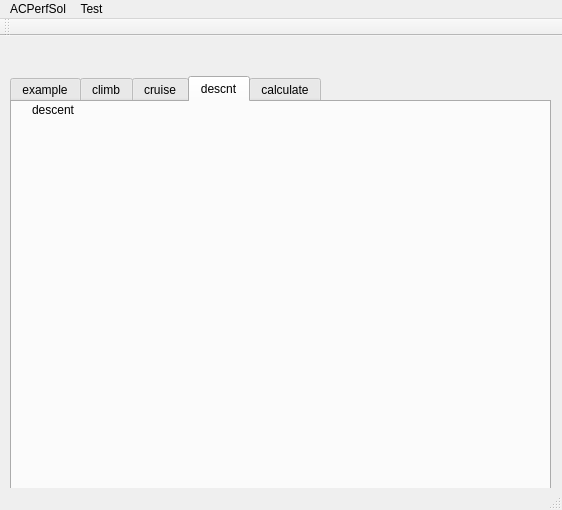
Old version of the form ACPerfSol/mainwindow.ui in the repository TobiasMue/DPerf.
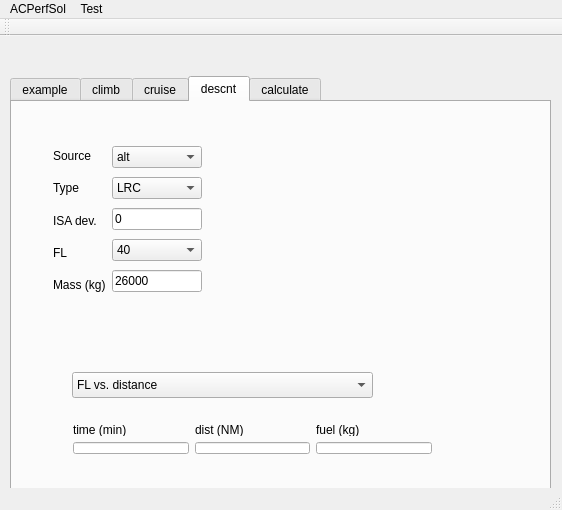
New version of the form. The open tabs and pages were chosen to show the change. Custom widgets are drawn as their Qt base class.

Commit message: first set of buttons for descent

Patch:
```diff
--- a/ACPerfSol/mainwindow.ui
+++ b/ACPerfSol/mainwindow.ui
@@ -774,25 +774,330 @@
      <widget class="QCustomPlot" name="descentdataPlot" native="true">
       <property name="geometry">
        <rect>
+        <x>240</x>
+        <y>10</y>
+        <width>261</width>
+        <height>231</height>
+       </rect>
+      </property>
+     </widget>
+     <widget class="QWidget" name="layoutWidget_4">
+      <property name="geometry">
+       <rect>
         <x>30</x>
         <y>30</y>
-        <width>421</width>
-        <height>321</height>
+        <width>171</width>
+        <height>177</height>
        </rect>
       </property>
+      <layout class="QHBoxLayout" name="horizontalLayout_7">
+       <item>
+        <layout class="QVBoxLayout" name="verticalLayout_7">
+         <item>
+          <widget class="QLabel" name="Source_3">
+           <property name="text">
+            <string>Source</string>
+           </property>
+          </widget>
+         </item>
+         <item>
+          <widget class="QLabel" name="Type_3">
+           <property name="text">
+            <string>Type</string>
+           </property>
+          </widget>
+         </item>
+         <item>
+          <widget class="QLabel" name="ISA_3">
+           <property name="text">
+            <string>ISA dev.</string>
+           </property>
+          </widget>
+         </item>
+         <item>
+          <widget class="QLabel" name="FL_3">
+           <property name="text">
+            <string>FL</string>
+           </property>
+          </widget>
+         </item>
+         <item>
+          <widget class="QLabel" name="Mass_3">
+           <property name="text">
+            <string>Mass (kg)</string>
+           </property>
+          </widget>
+         </item>
+        </layout>
+       </item>
+       <item>
+        <layout class="QVBoxLayout" name="verticalLayout_8">
+         <item>
+          <widget class="QComboBox" name="descent_comboBox_Source">
+           <property name="iconSize">
+            <size>
+             <width>16</width>
+             <height>16</height>
+            </size>
+           </property>
+           <item>
+            <property name="text">
+             <string>alt</string>
+            </property>
+           </item>
+           <item>
+            <property name="text">
+             <string>neu</string>
+            </property>
+           </item>
+          </widget>
+         </item>
+         <item>
+          <widget class="QComboBox" name="descent_comboBox_Type">
+           <property name="iconSize">
+            <size>
+             <width>16</width>
+             <height>16</height>
+            </size>
+           </property>
+           <item>
+            <property name="text">
+             <string>LRC</string>
+            </property>
+           </item>
+           <item>
+            <property name="text">
+             <string>ISC</string>
+            </property>
+           </item>
+           <item>
+            <property name="text">
+             <string>HSC</string>
+            </property>
+           </item>
+           <item>
+            <property name="text">
+             <string>MCR</string>
+            </property>
+           </item>
+          </widget>
+         </item>
+         <item>
+          <widget class="QLineEdit" name="descent_lineEdit_ISA">
+           <property name="text">
+            <string>0</string>
+           </property>
+          </widget>
+         </item>
+         <item>
+          <widget class="QComboBox" name="descent_comboBox_FL">
+           <item>
+            <property name="text">
+             <string>40</string>
+            </property>
+           </item>
+           <item>
+            <property name="text">
+             <string>50</string>
+            </property>
+           </item>
+           <item>
+            <property name="text">
+             <string>60</string>
+            </property>
+           </item>
+           <item>
+            <property name="text">
+             <string>70</string>
+            </property>
+           </item>
+           <item>
+            <property name="text">
+             <string>80</string>
+            </property>
+           </item>
+           <item>
+            <property name="text">
+             <string>90</string>
+            </property>
+           </item>
+           <item>
+            <property name="text">
+             <string>100</string>
+            </property>
+           </item>
+           <item>
+            <property name="text">
+             <string>110</string>
+            </property>
+           </item>
+           <item>
+            <property name="text">
+             <string>120</string>
+            </property>
+           </item>
+           <item>
+            <property name="text">
+             <string>130</string>
+            </property>
+           </item>
+           <item>
+            <property name="text">
+             <string>140</string>
+            </property>
+           </item>
+           <item>
+            <property name="text">
+             <string>150</string>
+            </property>
+           </item>
+           <item>
+            <property name="text">
+             <string>160</string>
+            </property>
+           </item>
+           <item>
+            <property name="text">
+             <string>170</string>
+            </property>
+           </item>
+           <item>
+            <property name="text">
+             <string>180</string>
+            </property>
+           </item>
+           <item>
+            <property name="text">
+             <string>190</string>
+            </property>
+           </item>
+           <item>
+            <property name="text">
+             <string>200</string>
+            </property>
+           </item>
+           <item>
+            <property name="text">
+             <string>210</string>
+            </property>
+           </item>
+           <item>
+            <property name="text">
+             <string>220</string>
+            </property>
+           </item>
+           <item>
+            <property name="text">
+             <string>230</string>
+            </property>
+           </item>
+           <item>
+            <property name="text">
+             <string>240</string>
+            </property>
+           </item>
+           <item>
+            <property name="text">
+             <string>250</string>
+            </property>
+           </item>
+           <item>
+            <property name="text">
+             <string>260</string>
+            </property>
+           </item>
+           <item>
+            <property name="text">
+             <string>270</string>
+            </property>
+           </item>
+          </widget>
+         </item>
+         <item>
+          <widget class="QLineEdit" name="descent_lineEdit_Mass">
+           <property name="text">
+            <string>26000</string>
+           </property>
+          </widget>
+         </item>
+        </layout>
+       </item>
+      </layout>
      </widget>
-     <widget class="QLabel" name="label_4">
+     <widget class="QWidget" name="layoutWidget_5">
       <property name="geometry">
        <rect>
-        <x>20</x>
-        <y>0</y>
-        <width>62</width>
-        <height>16</height>
+        <x>50</x>
+        <y>310</y>
+        <width>381</width>
+        <height>53</height>
        </rect>
       </property>
-      <property name="text">
-       <string>descent</string>
+      <layout class="QVBoxLayout" name="verticalLayout_13">
+       <item>
+        <layout class="QHBoxLayout" name="horizontalLayout_11">
+         <item>
+          <widget class="QLabel" name="Label_time_3">
+           <property name="text">
+            <string>time (min)</string>
+           </property>
+          </widget>
+         </item>
+         <item>
+          <widget class="QLabel" name="Label_dist_3">
+           <property name="text">
+            <string>dist (NM)</string>
+           </property>
+          </widget>
+         </item>
+         <item>
+          <widget class="QLabel" name="Label_fuel_3">
+           <property name="text">
+            <string>fuel (kg)</string>
+           </property>
+          </widget>
+         </item>
+        </layout>
+       </item>
+       <item>
+        <layout class="QHBoxLayout" name="horizontalLayout_10">
+         <item>
+          <widget class="QLineEdit" name="descent_lineEdit_Result_Time"/>
+         </item>
+         <item>
+          <widget class="QLineEdit" name="descent_lineEdit_Result_Dist"/>
+         </item>
+         <item>
+          <widget class="QLineEdit" name="descent_lineEditResult_Fuel"/>
+         </item>
+        </layout>
+       </item>
+      </layout>
+     </widget>
+     <widget class="QComboBox" name="descent_comboBox_PrintOptions">
+      <property name="geometry">
+       <rect>
+        <x>60</x>
+        <y>270</y>
+        <width>301</width>
+        <height>26</height>
+       </rect>
       </property>
+      <item>
+       <property name="text">
+        <string>FL vs. distance</string>
+       </property>
+      </item>
+      <item>
+       <property name="text">
+        <string>FL vs. fuel flow</string>
+       </property>
+      </item>
+      <item>
+       <property name="text">
+        <string>FL vs time</string>
+       </property>
+      </item>
      </widget>
     </widget>
     <widget class="QWidget" name="tab_5">
```
Left out of the diff: 2 changed lines with no effect on the pictures.
